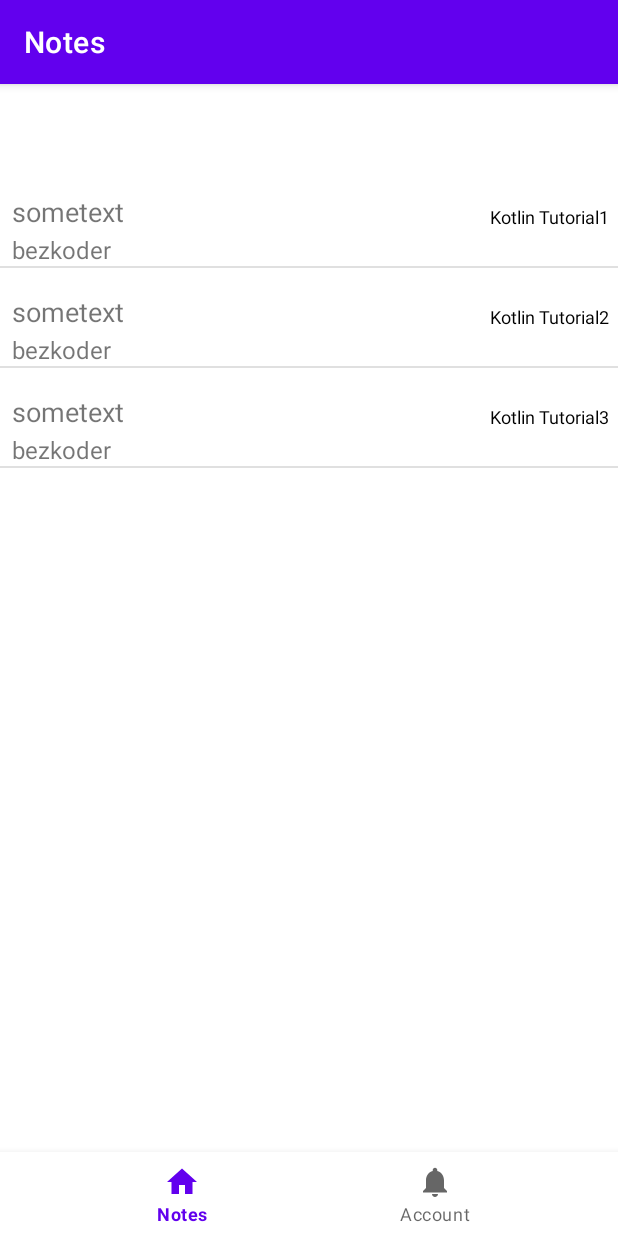
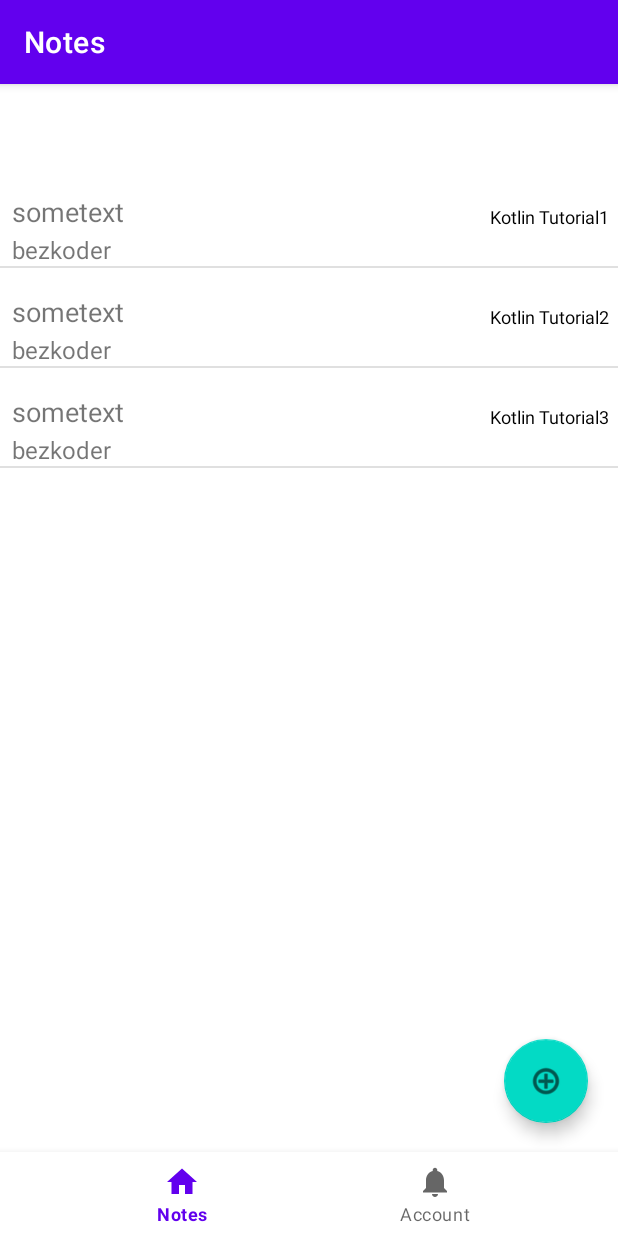
Before and after one commit to galij899/QuickNotes, an Android app: the screen it shows after launch (MainActivity), on a phone screen of 412 x 824 dp. Run offline under Robolectric (Android 15) with nearby library versions, the phone set to English and light mode, and no system bars; our stand-ins replace navigation-ui.

Commit message:
added create button

```diff
--- a/app/src/main/java/com/example/quicknotes/ui/notes/NotesFragment.kt
+++ b/app/src/main/java/com/example/quicknotes/ui/notes/NotesFragment.kt
@@ -10,6 +10,8 @@ import android.view.View
 import android.view.ViewGroup
 import android.widget.ListView
 import android.widget.ArrayAdapter
+import androidx.core.app.ActivityCompat.recreate
+import com.example.quicknotes.MainActivity
 import com.example.quicknotes.adapters.NoteAdapter
 import com.example.quicknotes.databinding.NotesFragmentBinding
 import com.google.gson.Gson
@@ -18,7 +20,6 @@ import com.example.quicknotes.models.Record
 import com.example.quicknotes.ui.NoteViewActivity
 import java.io.File
 import java.io.InputStream
-import kotlin.reflect.typeOf
 
 fun checkFile(context: Context) {
     var fileObject = File(context.getFilesDir().getPath().toString() + "notes.json")
--- a/app/src/main/res/layout/notes_fragment.xml
+++ b/app/src/main/res/layout/notes_fragment.xml
@@ -1,5 +1,6 @@
 <?xml version="1.0" encoding="utf-8"?>
-<LinearLayout xmlns:android="http://schemas.android.com/apk/res/android"
+<androidx.constraintlayout.widget.ConstraintLayout xmlns:android="http://schemas.android.com/apk/res/android"
+    xmlns:app="http://schemas.android.com/apk/res-auto"
     xmlns:tools="http://schemas.android.com/tools"
     android:id="@+id/frameLayout"
     android:layout_width="match_parent"
@@ -10,7 +11,21 @@
 
     <ListView
         android:id="@+id/record_list"
-        android:layout_width="match_parent"
-        android:layout_height="match_parent" />
+        android:layout_width="0dp"
+        android:layout_height="match_parent"
+        tools:layout_editor_absoluteX="0dp"
+        tools:layout_editor_absoluteY="0dp">
+    </ListView>
 
-</LinearLayout>
+    <com.google.android.material.floatingactionbutton.FloatingActionButton
+        android:id="@+id/floatingActionButton"
+        android:layout_width="wrap_content"
+        android:layout_height="wrap_content"
+        app:layout_constraintRight_toRightOf="parent"
+        app:layout_constraintBottom_toBottomOf="parent"
+        android:layout_marginBottom="75dp"
+        android:layout_marginRight="20dp"
+        android:clickable="true"
+        android:src="@android:drawable/ic_menu_add" />
+
+</androidx.constraintlayout.widget.ConstraintLayout>
```
